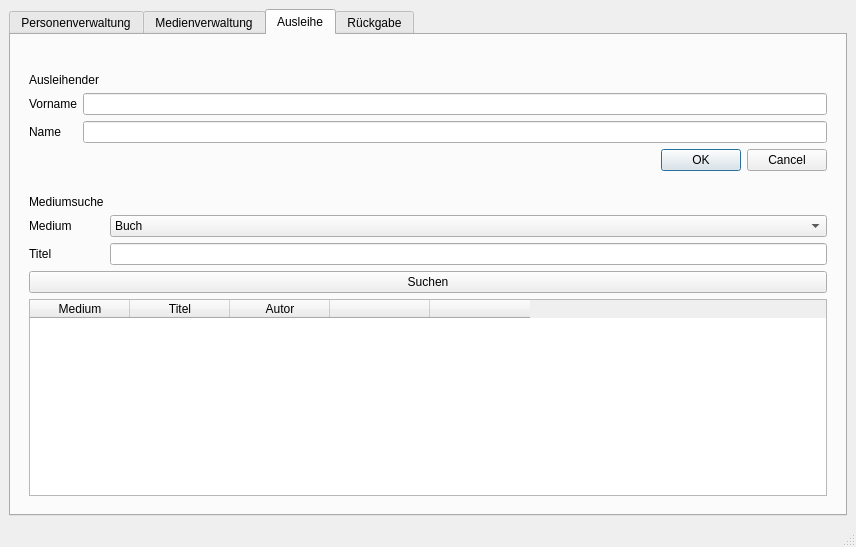
Qt form mainwindow.ui (coderJakub/cpp-beleg) before a commit.
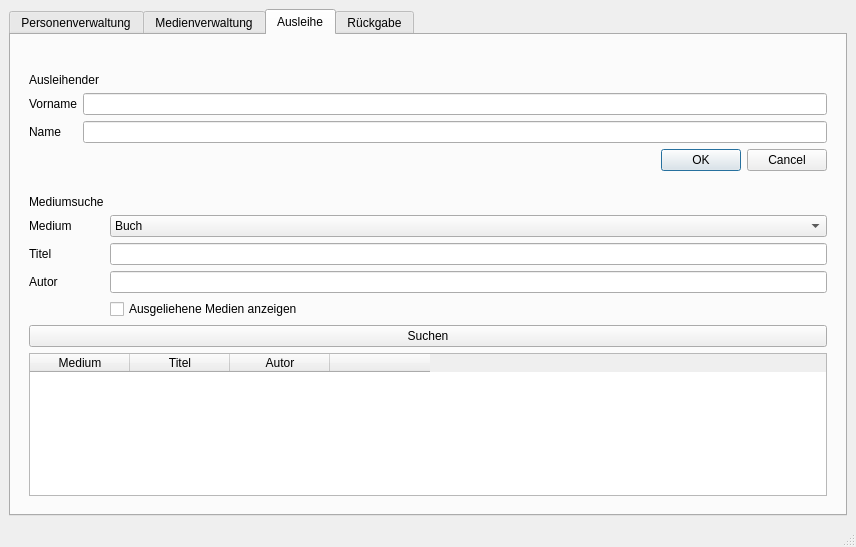
The same form after that commit. The open tabs and pages were chosen to show the change.

Commit message:
backButton removed
added options for search, back-button in Person and Media removed

```diff
--- a/mainwindow.ui
+++ b/mainwindow.ui
@@ -401,6 +401,23 @@
              <item row="7" column="1">
               <widget class="QLineEdit" name="titelLineEditBorrow"/>
              </item>
+             <item row="9" column="1">
+              <widget class="QCheckBox" name="checkBoxBorrow">
+               <property name="text">
+                <string>Ausgeliehene Medien anzeigen</string>
+               </property>
+              </widget>
+             </item>
+             <item row="8" column="0">
+              <widget class="QLabel" name="label">
+               <property name="text">
+                <string>Autor</string>
+               </property>
+              </widget>
+             </item>
+             <item row="8" column="1">
+              <widget class="QLineEdit" name="authorLineEditBorrow"/>
+             </item>
             </layout>
            </item>
            <item>
@@ -432,11 +449,6 @@
                <string/>
               </property>
              </column>
-             <column>
-              <property name="text">
-               <string/>
-              </property>
-             </column>
             </widget>
            </item>
           </layout>
```
Left out of the diff: 45 changed lines with no effect on the pictures. The commit also changes 1 other file.
